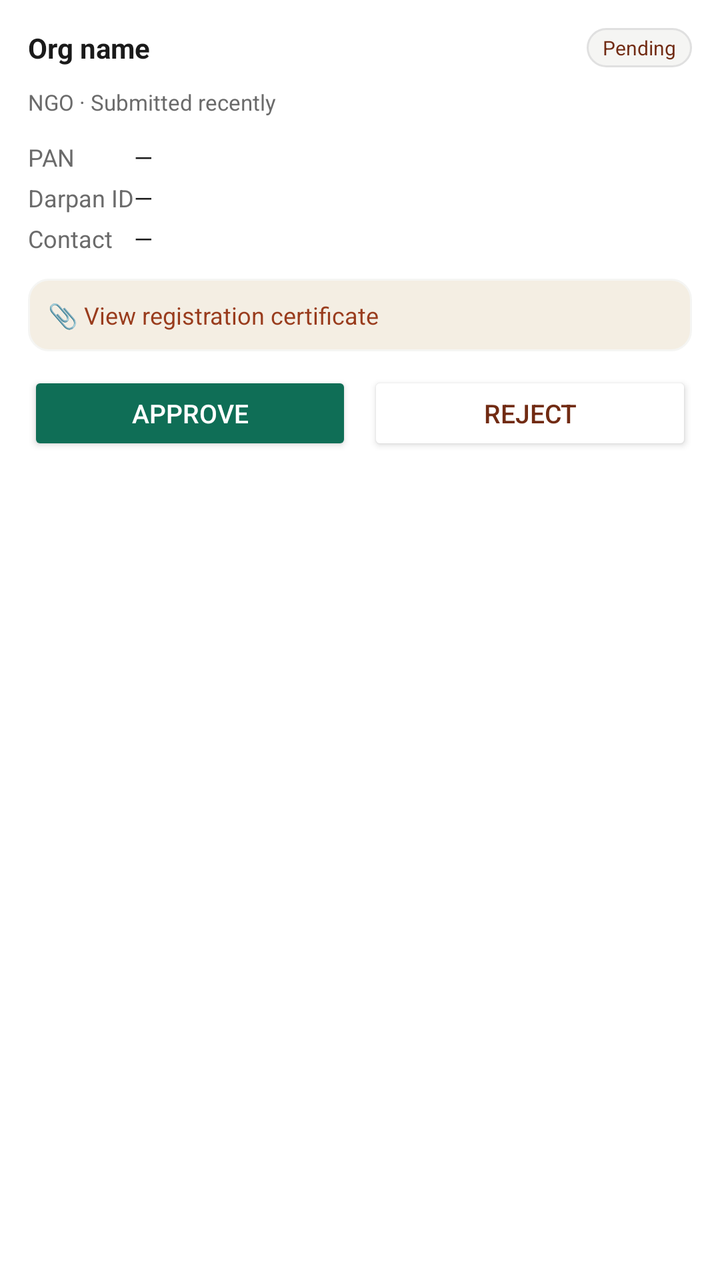
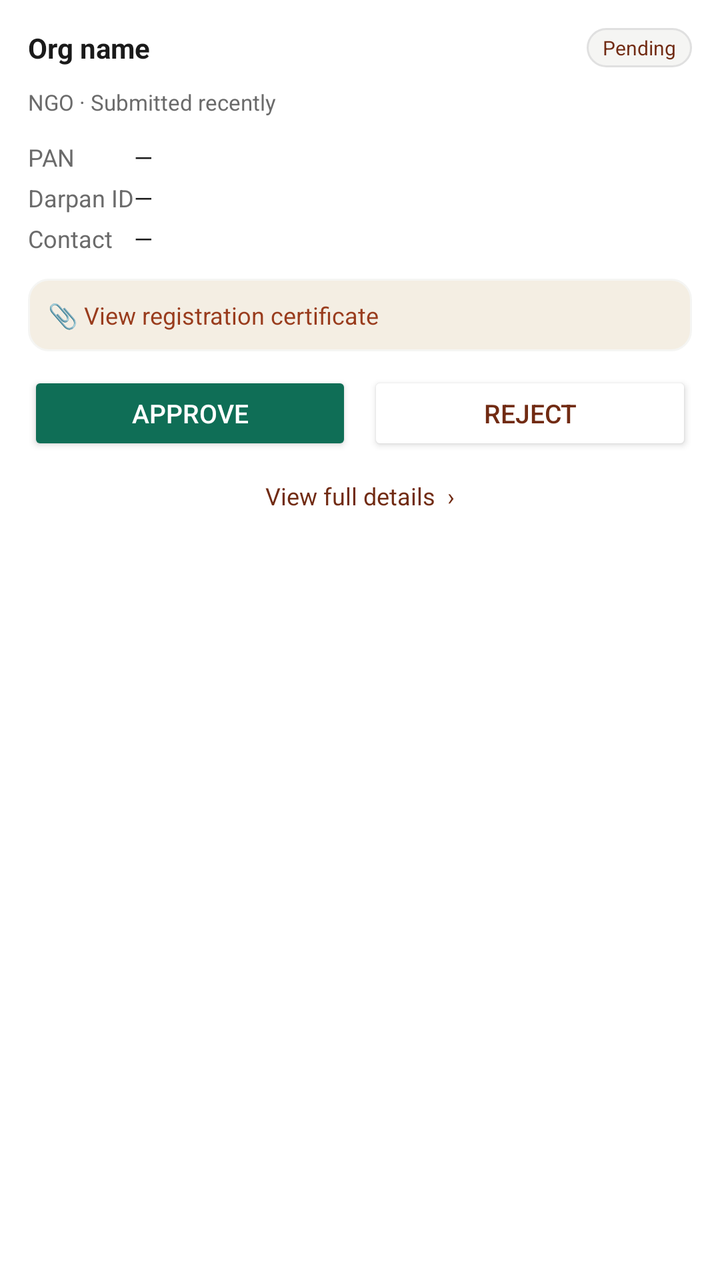

Two renders of the same Android screen: before a commit and after it. Below are the layout's source before the change and the commit's diff.
<!-- AndroidManifest.xml: application theme Theme.LifeLink -->
<!-- res/layout/item_admin_org.xml -->
<?xml version="1.0" encoding="utf-8"?>
<LinearLayout xmlns:android="http://schemas.android.com/apk/res/android"
    xmlns:app="http://schemas.android.com/apk/res-auto"
    android:layout_width="match_parent"
    android:layout_height="wrap_content"
    android:orientation="vertical"
    android:background="@color/white"
    android:padding="14dp"
    android:layout_marginBottom="12dp">

    <LinearLayout
        android:layout_width="match_parent"
        android:layout_height="wrap_content"
        android:orientation="horizontal"
        android:gravity="center_vertical"
        android:layout_marginBottom="10dp">

        <TextView
            android:id="@+id/OrgName"
            android:layout_width="0dp"
            android:layout_height="wrap_content"
            android:layout_weight="1"
            android:text="Org name"
            android:textSize="14sp"
            android:textStyle="bold"
            android:textColor="@color/text_primary" />

        <TextView
            android:id="@+id/OrgStatus"
            android:layout_width="wrap_content"
            android:layout_height="wrap_content"
            android:text="Pending"
            android:textSize="10sp"
            android:textColor="@color/coral_800"
            android:background="@drawable/bg_chip_unselected"
            android:paddingHorizontal="8dp"
            android:paddingVertical="3dp" />

    </LinearLayout>

    <TextView
        android:id="@+id/OrgTypeSubmitted"
        android:layout_width="wrap_content"
        android:layout_height="wrap_content"
        android:text="NGO · Submitted recently"
        android:textSize="11sp"
        android:textColor="@color/text_secondary"
        android:layout_marginBottom="10dp" />

    <TableLayout
        android:layout_width="match_parent"
        android:layout_height="wrap_content"
        android:layout_marginBottom="10dp">

        <TableRow>
            <TextView android:text="PAN" android:textSize="12sp" android:textColor="@color/text_secondary" android:paddingVertical="2dp" />
            <TextView android:id="@+id/OrgPan" android:text="—" android:textSize="12sp" android:textColor="@color/text_primary" android:paddingVertical="2dp" android:gravity="end" android:layout_width="match_parent" />
        </TableRow>

        <TableRow>
            <TextView android:text="Darpan ID" android:textSize="12sp" android:textColor="@color/text_secondary" android:paddingVertical="2dp" />
            <TextView android:id="@+id/OrgDarpan" android:text="—" android:textSize="12sp" android:textColor="@color/text_primary" android:paddingVertical="2dp" android:gravity="end" android:layout_width="match_parent" />
        </TableRow>

        <TableRow>
            <TextView android:text="Contact" android:textSize="12sp" android:textColor="@color/text_secondary" android:paddingVertical="2dp" />
            <TextView android:id="@+id/OrgContact" android:text="—" android:textSize="12sp" android:textColor="@color/text_primary" android:paddingVertical="2dp" android:gravity="end" android:layout_width="match_parent" />
        </TableRow>

    </TableLayout>

    <TextView
        android:id="@+id/ViewCertificate"
        android:layout_width="match_parent"
        android:layout_height="wrap_content"
        android:text="📎 View registration certificate"
        android:textSize="12sp"
        android:textColor="@color/coral_600"
        android:background="@drawable/bg_input_field"
        android:padding="10dp"
        android:layout_marginBottom="10dp" />

    <LinearLayout
        android:id="@+id/actionRow"
        android:layout_width="match_parent"
        android:layout_height="wrap_content"
        android:orientation="horizontal">

        <com.google.android.material.button.MaterialButton
            android:id="@+id/btnApprove"
            style="@style/Widget.AppCompat.Button"
            android:layout_width="0dp"
            android:layout_height="42dp"
            android:layout_weight="1"
            android:layout_marginEnd="8dp"
            android:insetTop="0dp"
            android:insetBottom="0dp"
            android:text="Approve"
            android:textSize="13sp"
            android:textColor="@color/white"
            app:backgroundTint="@color/teal_600" />

        <com.google.android.material.button.MaterialButton
            android:id="@+id/btnReject"
            style="@style/Widget.AppCompat.Button"
            android:layout_width="0dp"
            android:layout_height="42dp"
            android:layout_weight="1"
            android:insetTop="0dp"
            android:insetBottom="0dp"
            android:text="Reject"
            android:textSize="13sp"
            android:textColor="@color/coral_800"
            app:backgroundTint="@color/white" />

    </LinearLayout>

    <TextView
        android:id="@+id/tvRejectionReason"
        android:layout_width="match_parent"
        android:layout_height="wrap_content"
        android:text=""
        android:textSize="11sp"
        android:textColor="@color/text_secondary"
        android:layout_marginTop="4dp"
        android:visibility="gone" />

</LinearLayout>
<!-- resources referenced by this layout -->
<resources>
  <color name="coral_600">#993C1D</color>
  <color name="coral_800">#712B13</color>
  <color name="teal_600">#0F6E56</color>
  <color name="text_primary">#1A1A1A</color>
  <color name="text_secondary">#6B6B6B</color>
  <color name="white">#FFFFFFFF</color>
  <!-- drawable bg_chip_unselected (drawable) -->
  <?xml version="1.0" encoding="utf-8"?>
  <shape xmlns:android="http://schemas.android.com/apk/res/android">
      <solid android:color="@color/surface_secondary" />
      <corners android:radius="20dp" />
      <stroke android:width="1dp" android:color="@color/border_tertiary" />
  </shape>
  <!-- drawable bg_input_field (drawable) -->
  <?xml version="1.0" encoding="utf-8"?>
  <shape xmlns:android="http://schemas.android.com/apk/res/android"
      android:shape="rectangle">
  
      <solid android:color="#F4EEE3" />
  
      <corners android:radius="10dp" />
  
      <stroke
          android:width="1dp"
          android:color="@color/surface_secondary" />
  
  </shape>
  <style name="Theme.LifeLink" parent="Base.Theme.LifeLink">
          
          <item name="android:statusBarColor">@android:color/transparent</item>
          <item name="android:navigationBarColor">@android:color/transparent</item>
      </style>
  <color name="surface_secondary">#F5F5F3</color>
  <color name="border_tertiary">#E0E0E0</color>
  <style name="Base.Theme.LifeLink" parent="Theme.Material3.DayNight.NoActionBar">
          
          
      </style>
</resources>

<!-- the commit's change to res/layout/item_admin_org.xml (unified diff, before → after) -->
@@ -125,4 +125,13 @@
         android:layout_marginTop="4dp"
         android:visibility="gone" />
 
+    <TextView
+        android:layout_width="match_parent"
+        android:layout_height="wrap_content"
+        android:text="View full details  ›"
+        android:textSize="12sp"
+        android:textColor="@color/coral_800"
+        android:gravity="center"
+        android:layout_marginTop="12dp" />
+
 </LinearLayout>
